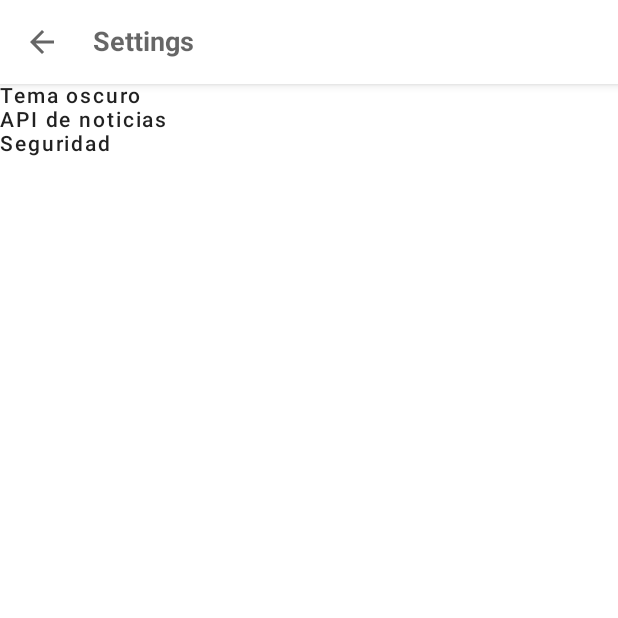
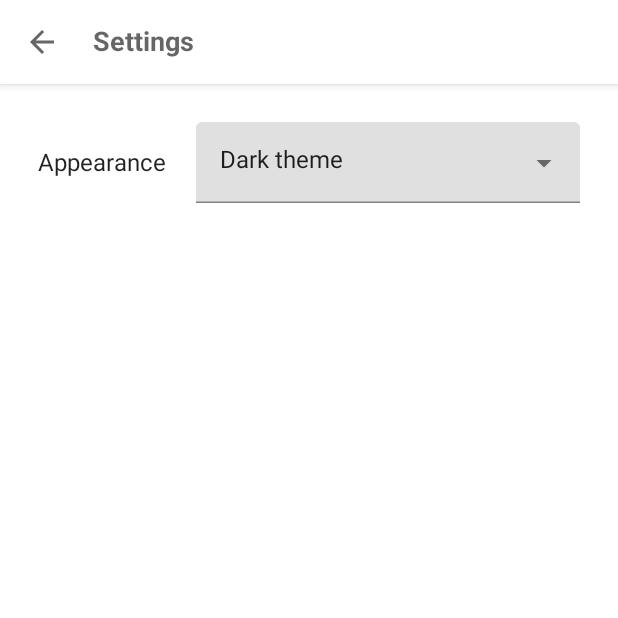
Before and after one commit to angeelm03dev/AirQuality, an Android app built with Jetpack Compose: the screen it shows after launch (MainActivity), after a tap on "Setting", on a phone screen of 412 x 824 dp, the top half of it. Run offline under Robolectric (Android 15) with nearby library versions, the phone set to English and light mode, and no system bars; 3 other taps on this screen came first.

```diff
--- a/app/src/main/AndroidManifest.xml
+++ b/app/src/main/AndroidManifest.xml
@@ -1,6 +1,10 @@
 <?xml version="1.0" encoding="utf-8"?>
 <manifest xmlns:android="http://schemas.android.com/apk/res/android"
     xmlns:tools="http://schemas.android.com/tools">
+
+    <uses-permission android:name="android.permission.INTERNET" />
+    <uses-permission android:name="android.permission.ACCESS_NETWORK_STATE" />
+    <uses-permission android:name="android.permission.READ_VENDOR_PROPERTIES" />
 
     <application
         android:allowBackup="true"
@@ -9,6 +13,7 @@
         android:icon="@mipmap/ic_launcher"
         android:label="@string/app_name"
         android:supportsRtl="true"
+        android:usesCleartextTraffic="true"
         android:theme="@style/Theme.AirQuality"
         tools:targetApi="31">
         <activity
--- a/app/src/main/java/com/angel/airquality/MainActivity.kt
+++ b/app/src/main/java/com/angel/airquality/MainActivity.kt
@@ -1,6 +1,7 @@
 package com.angel.airquality
 
 import android.os.Bundle
+import android.util.Log
 import androidx.activity.ComponentActivity
 import androidx.activity.compose.setContent
 import androidx.compose.foundation.layout.fillMaxSize
@@ -8,12 +9,23 @@ import androidx.compose.material.MaterialTheme
 import androidx.compose.material.Surface
 import androidx.compose.ui.Modifier
 import androidx.navigation.compose.rememberNavController
+import com.angel.airquality.api.APIService
 import com.angel.airquality.navigation.ScreensNavigation
 import com.angel.airquality.ui.theme.AirQualityTheme
+import kotlinx.coroutines.CoroutineScope
+import kotlinx.coroutines.Dispatchers
+import kotlinx.coroutines.launch
+import okhttp3.OkHttpClient
+import retrofit2.Retrofit
+import retrofit2.converter.gson.GsonConverterFactory
+
 
 class MainActivity : ComponentActivity() {
+
     override fun onCreate(savedInstanceState: Bundle?) {
         super.onCreate(savedInstanceState)
+
+        search("es", this)
 
         setContent {
             AirQualityTheme {
@@ -24,9 +36,52 @@ class MainActivity : ComponentActivity() {
                 ) {
                     val navController = rememberNavController()
 
-                    ScreensNavigation(navController)
+                    ScreensNavigation(navController = navController)
                 }
             }
         }
     }
+
+    private fun getRetrofit():Retrofit{
+
+        val okHttpClient = OkHttpClient.Builder()
+            .followRedirects(true)
+            .followSslRedirects(true)
+            .build()
+
+        return Retrofit.Builder()
+            .baseUrl("http://api.mediastack.com/v1/news/")
+            .addConverterFactory(GsonConverterFactory.create())
+            .client(okHttpClient)
+            .build()
+    }
+
+    private fun search(country: String, context: MainActivity){
+
+        CoroutineScope(Dispatchers.IO).launch {
+            try{
+                //Recordar agregar la API KEY
+                val call = getRetrofit().create(APIService::class.java).getNews(access_key = "", countries = country)
+
+                val newsPollution = call.execute()
+
+                if (newsPollution.isSuccessful){
+                    val newPollution = newsPollution.body()
+                    val data = newPollution?.data
+
+                    if (newPollution != null) {
+                        data?.forEach {
+                            Log.d("RESULTADO", it.description)
+                        }
+                    }
+                    //Toast.makeText(context, newPollution.toString(), Toast.LENGTH_SHORT).show()
+                }
+
+            }catch(ex: Exception){
+                Log.e("Excepcion API","Error al realizar la cconsulta a la API Mediastack.\n$ex")
+            }
+        }
+
+    }
+
 }
--- /dev/null
+++ b/app/src/main/java/com/angel/airquality/api/APIService.kt
@@ -0,0 +1,11 @@
+package com.angel.airquality.api
+
+import com.angel.airquality.model.NewsData
+import retrofit2.Call
+import retrofit2.http.GET
+import retrofit2.http.Query
+
+interface APIService {
+    @GET("/v1/news")
+    fun getNews(@Query("access_key") access_key: String, @Query("countries") countries: String): Call<NewsData>
+}
--- a/app/src/main/java/com/angel/airquality/navigation/ScreensNavigation.kt
+++ b/app/src/main/java/com/angel/airquality/navigation/ScreensNavigation.kt
@@ -4,6 +4,7 @@ import androidx.compose.runtime.Composable
 import androidx.navigation.NavHostController
 import androidx.navigation.compose.NavHost
 import androidx.navigation.compose.composable
+import com.angel.airquality.MainActivity
 import com.angel.airquality.view.homeScreen.HomeScreen
 import com.angel.airquality.view.infoScreen.InfoScreen
 import com.angel.airquality.view.settingScreen.SettingScreen
@@ -27,17 +28,4 @@ fun ScreensNavigation(navController: NavHostController){
         }
     }
 
-    /*
-    NavHost(navController = navFragmentController, startDestination = AppFragments.LocalSensors.ruta){
-        composable(AppFragments.LocalSensors.ruta){
-            ExternalSensorsFragment(navFragmentController)
-        }
-        composable(AppFragments.ExternalSensors.ruta){
-            LocalSensorsFragment(navFragmentController)
-        }
-        composable(AppFragments.News.ruta){
-            NewsFragment(navFragmentController)
-        }
-    }
-    */
 }
--- a/app/src/main/java/com/angel/airquality/view/homeScreen/HomeScreen.kt
+++ b/app/src/main/java/com/angel/airquality/view/homeScreen/HomeScreen.kt
@@ -14,16 +14,10 @@ import com.angel.airquality.view.externalSensorsScreen.ExternalSensorsScreen
 import com.angel.airquality.view.localSensorsScreen.LocalSensorsScreen
 import com.angel.airquality.view.newsScreen.NewsScreen
 
-open class Screen {
-    object Screen1 : Screen()
-    object Screen2 : Screen()
-    object Screen3 : Screen()
-}
-
 @Composable
 fun HomeScreen(screensNavController: NavHostController) {
-    var screen: Screen = Screen.Screen1
-    var currentScreen by remember {mutableStateOf(screen)}
+    var screen: Screen = Screen.LocalSensors
+    var currentScreen by remember { mutableStateOf(screen) }
 
     val scaffoldState = rememberScaffoldState()
     val scope = rememberCoroutineScope()
@@ -32,58 +26,67 @@ fun HomeScreen(screensNavController: NavHostController) {
         scaffoldState = scaffoldState,
         bottomBar = {
             BottomAppBar {
-                Row(
-                    horizontalArrangement = Arrangement.SpaceAround,
-                    modifier = Modifier.fillMaxSize()
-                ) {
-                    IconButton(onClick = { currentScreen = Screen.Screen1 }) {
+                BottomNavigationItem(
+                    selected = currentScreen == Screen.LocalSensors,
+                    icon = {
                         Icon(
-                            Icons.Filled.Home,
+                            imageVector = Icons.Filled.Home,
                             contentDescription = "Sensores propios",
                             modifier = Modifier.size(24.dp)
                         )
-                    }
-                    IconButton(onClick = { currentScreen = Screen.Screen2 }) {
+                    },
+                    onClick = { currentScreen = Screen.LocalSensors },
+                    label = { Text("Local") }
+                )
+                BottomNavigationItem(
+                    selected = currentScreen == Screen.ExternalSensors,
+                    icon = {
                         Icon(
                             painterResource(R.drawable.location_city),
                             contentDescription = "Estaciones estatales",
                             modifier = Modifier.size(24.dp)
                         )
-                    }
-                    IconButton(onClick = { currentScreen = Screen.Screen3 }) {
+                    },
+                    onClick = { currentScreen = Screen.ExternalSensors },
+                    label = { Text("External") }
+                )
+                BottomNavigationItem(
+                    selected = currentScreen == Screen.NewsSensors,
+                    icon = {
                         Icon(
                             painterResource(R.drawable.newspaper),
                             contentDescription = "Noticias",
                             modifier = Modifier.size(24.dp)
                         )
-                    }
-                }
+                    },
+                    onClick = { currentScreen = Screen.NewsSensors },
+                    label = { Text("News") }
+                )
             }
         },
-        topBar = { MyTopAppBar(scope, scaffoldState, title = "Mi pantalla") },
+        topBar = { MyTopAppBar(scope, scaffoldState, title = currentScreen.title) },
         drawerContent = {
             Drawer(
                 scope,
                 scaffoldState,
                 screensNavController
             )
-        },
-        floatingActionButton = {
-            FloatingActionButton(onClick = { /* ... */ }) {
-                Icon(Icons.Filled.Add, contentDescription = "Noticias")
-            }
         }
-    ) {innerPadding ->
+    ) { innerPadding ->
         when (currentScreen) {
-            is Screen.Screen1 -> {
+            is Screen.LocalSensors -> {
                 LocalSensorsScreen(innerPadding)
             }
-            is Screen.Screen2 -> {
+
+            is Screen.ExternalSensors -> {
                 ExternalSensorsScreen(innerPadding)
             }
-            is Screen.Screen3 -> {
+
+            is Screen.NewsSensors -> {
                 NewsScreen(innerPadding)
             }
+
+            else -> {}
         }
     }
 
--- /dev/null
+++ b/app/src/main/java/com/angel/airquality/view/homeScreen/Screen.kt
@@ -0,0 +1,7 @@
+package com.angel.airquality.view.homeScreen
+
+sealed class Screen(val title: String) {
+    object LocalSensors : Screen("Local Sensors")
+    object ExternalSensors : Screen("External Sensors")
+    object NewsSensors : Screen("News")
+}
--- /dev/null
+++ b/app/src/main/java/com/angel/airquality/view/settingScreen/SelectTheme.kt
@@ -0,0 +1,64 @@
+package com.angel.airquality.view.settingScreen
+
+import androidx.compose.foundation.layout.height
+import androidx.compose.material.DropdownMenuItem
+import androidx.compose.material.ExperimentalMaterialApi
+import androidx.compose.material.ExposedDropdownMenuBox
+import androidx.compose.material.ExposedDropdownMenuDefaults
+import androidx.compose.material.Text
+import androidx.compose.material.TextField
+import androidx.compose.runtime.Composable
+import androidx.compose.runtime.getValue
+import androidx.compose.runtime.mutableStateOf
+import androidx.compose.runtime.remember
+import androidx.compose.runtime.setValue
+import androidx.compose.ui.Modifier
+import androidx.compose.ui.unit.dp
+
+@OptIn(ExperimentalMaterialApi::class)
+@Composable
+fun SelectTheme() {
+
+    val options = listOf("Dark theme", "Light theme", "Auto theme")
+    var expanded by remember { mutableStateOf(false) }
+    var selectedOptionText by remember { mutableStateOf(options[0]) }
+
+    ExposedDropdownMenuBox(
+        expanded = expanded,
+        onExpandedChange = {
+            expanded = !expanded
+        }
+    ) {
+        TextField(
+            modifier = Modifier.height(54.dp),
+            readOnly = true,
+            value = selectedOptionText,
+            onValueChange = { },
+            trailingIcon = {
+                ExposedDropdownMenuDefaults.TrailingIcon(
+                    expanded = expanded
+                )
+            },
+            colors = ExposedDropdownMenuDefaults.textFieldColors()
+        )
+        ExposedDropdownMenu(
+            expanded = expanded,
+            onDismissRequest = {
+                expanded = false
+            }
+        ) {
+            options.forEach { selectionOption ->
+                DropdownMenuItem(
+                    onClick = {
+                        selectedOptionText = selectionOption
+                        expanded = false
+                    }
+                ){
+                    Text(text = selectionOption)
+                }
+            }
+        }
+
+    }
+
+}
--- a/app/src/main/java/com/angel/airquality/view/settingScreen/SettingScreen.kt
+++ b/app/src/main/java/com/angel/airquality/view/settingScreen/SettingScreen.kt
@@ -5,6 +5,7 @@ import androidx.compose.material.*
 import androidx.compose.material.icons.Icons
 import androidx.compose.material.icons.filled.*
 import androidx.compose.runtime.Composable
+import androidx.compose.ui.Alignment
 import androidx.compose.ui.Modifier
 import androidx.compose.ui.graphics.Color
 import androidx.compose.ui.text.font.FontWeight
@@ -42,10 +43,10 @@ fun SettingScreen(navController: NavHostController) {
         }
 
     ) { padding ->
-        Column(modifier = Modifier.padding(padding)) {
-            Text("Tema oscuro",style = MaterialTheme.typography.button)
-            Text("API de noticias",style = MaterialTheme.typography.button)
-            Text("Seguridad",style = MaterialTheme.typography.button)
+        Row(modifier = Modifier.padding(padding).padding(25.dp), verticalAlignment = Alignment.CenterVertically) {
+            Text("Appearance")
+            Spacer(modifier = Modifier.width(20.dp))
+            SelectTheme()
         }
     }
 
--- a/app/src/main/java/com/angel/airquality/view/splashScreen/Splash.kt
+++ b/app/src/main/java/com/angel/airquality/view/splashScreen/Splash.kt
@@ -12,9 +12,11 @@ import androidx.compose.ui.Alignment
 import androidx.compose.ui.Modifier
 import androidx.compose.ui.layout.ContentScale
 import androidx.compose.ui.res.painterResource
+import androidx.compose.ui.tooling.preview.Preview
 import androidx.compose.ui.unit.dp
 import com.angel.airquality.R
 
+@Preview
 @Composable
 fun Splash(){
     Surface(
--- a/app/src/main/java/com/angel/airquality/view/splashScreen/SplashScreen.kt
+++ b/app/src/main/java/com/angel/airquality/view/splashScreen/SplashScreen.kt
@@ -10,7 +10,7 @@ import kotlinx.coroutines.delay
 fun SplashScreen(navController: NavController){
 
     LaunchedEffect(key1 = true){
-        delay(2000)
+        delay(1500)
         navController.popBackStack()
         navController.navigate(AppScreens.Home.ruta)
     }
```
Also changed, not shown: app/build.gradle (+7 -0 lines), app/src/main/java/com/angel/airquality/model/NewsData.kt (added, +8 -0 lines), app/src/main/java/com/angel/airquality/model/NewsResponse.kt (added, +16 -0 lines), app/src/main/java/com/angel/airquality/model/Pagination.kt (added, +10 -0 lines), app/src/main/java/com/angel/airquality/view/newsScreen/NewsBox.kt (added, +38 -0 lines), app/src/main/java/com/angel/airquality/view/newsScreen/NewsScreen.kt (+7 -6 lines).
